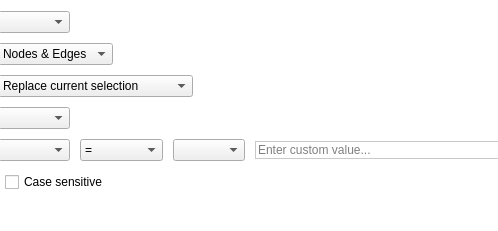
vadivelselvaraj/TulipGLImprovement, file plugins/perspective/GraphPerspective/designer/SearchWidget.ui: the form before one commit; both pictures show x 113 to 611 and y 0 to 231 of the 989 by 231 pixel window.
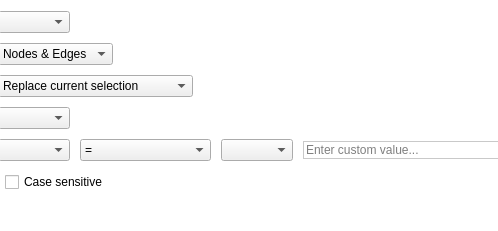
The form after the commit. Icons and pictures are not drawn. Custom widgets are drawn as their Qt base class.

Commit message: [ Mantis #0004561 ] Added a regexp matching option to the Search Widget

The edit to the form file:
```diff
--- a/plugins/perspective/GraphPerspective/designer/SearchWidget.ui
+++ b/plugins/perspective/GraphPerspective/designer/SearchWidget.ui
@@ -191,15 +191,21 @@
              <layout class="QHBoxLayout" name="horizontalLayout_4">
               <item>
                <widget class="QComboBox" name="searchTermACombo">
-                <property name="sizeAdjustPolicy">
-                 <enum>QComboBox::AdjustToContents</enum>
+                <property name="sizePolicy">
+                 <sizepolicy hsizetype="Maximum" vsizetype="Fixed">
+                  <horstretch>0</horstretch>
+                  <verstretch>0</verstretch>
+                 </sizepolicy>
                 </property>
                </widget>
               </item>
               <item>
                <widget class="QComboBox" name="operatorCombo">
-                <property name="sizeAdjustPolicy">
-                 <enum>QComboBox::AdjustToContents</enum>
+                <property name="sizePolicy">
+                 <sizepolicy hsizetype="Maximum" vsizetype="Fixed">
+                  <horstretch>0</horstretch>
+                  <verstretch>0</verstretch>
+                 </sizepolicy>
                 </property>
                 <item>
                  <property name="text">
@@ -246,12 +252,20 @@
                   <string>contains</string>
                  </property>
                 </item>
+                <item>
+                 <property name="text">
+                  <string>matches (RegExp)</string>
+                 </property>
+                </item>
                </widget>
               </item>
               <item>
                <widget class="QComboBox" name="searchTermBCombo">
-                <property name="sizeAdjustPolicy">
-                 <enum>QComboBox::AdjustToContents</enum>
+                <property name="sizePolicy">
+                 <sizepolicy hsizetype="Maximum" vsizetype="Fixed">
+                  <horstretch>0</horstretch>
+                  <verstretch>0</verstretch>
+                 </sizepolicy>
                 </property>
                </widget>
               </item>
```
The commit also changes 4 other files.
